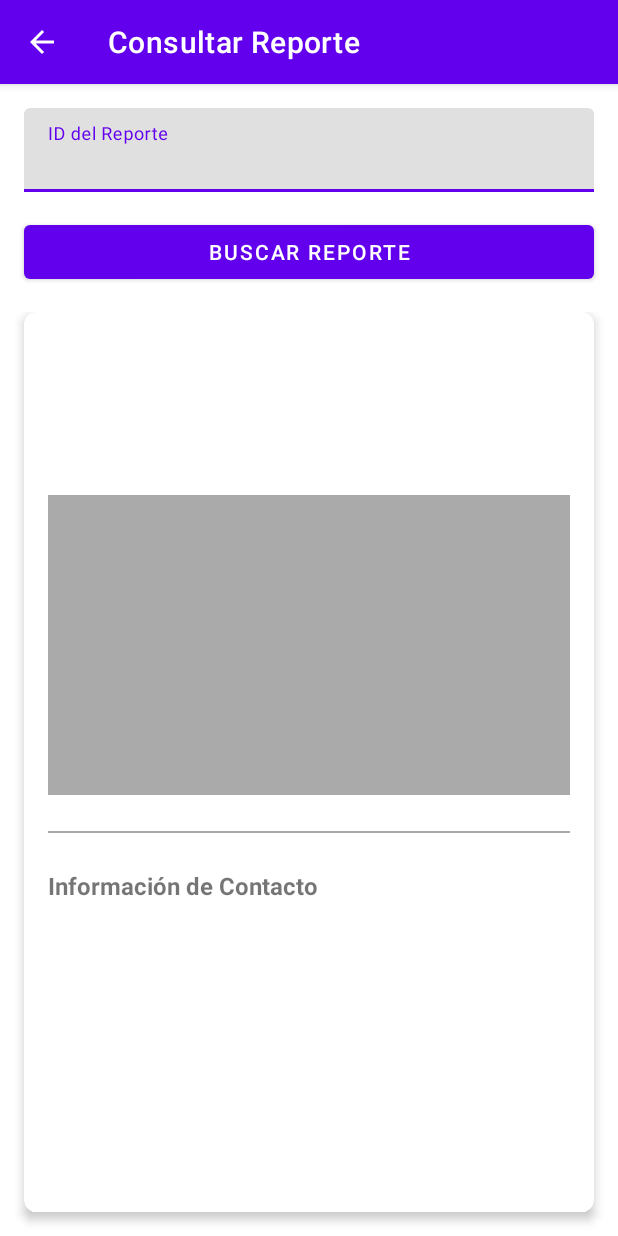
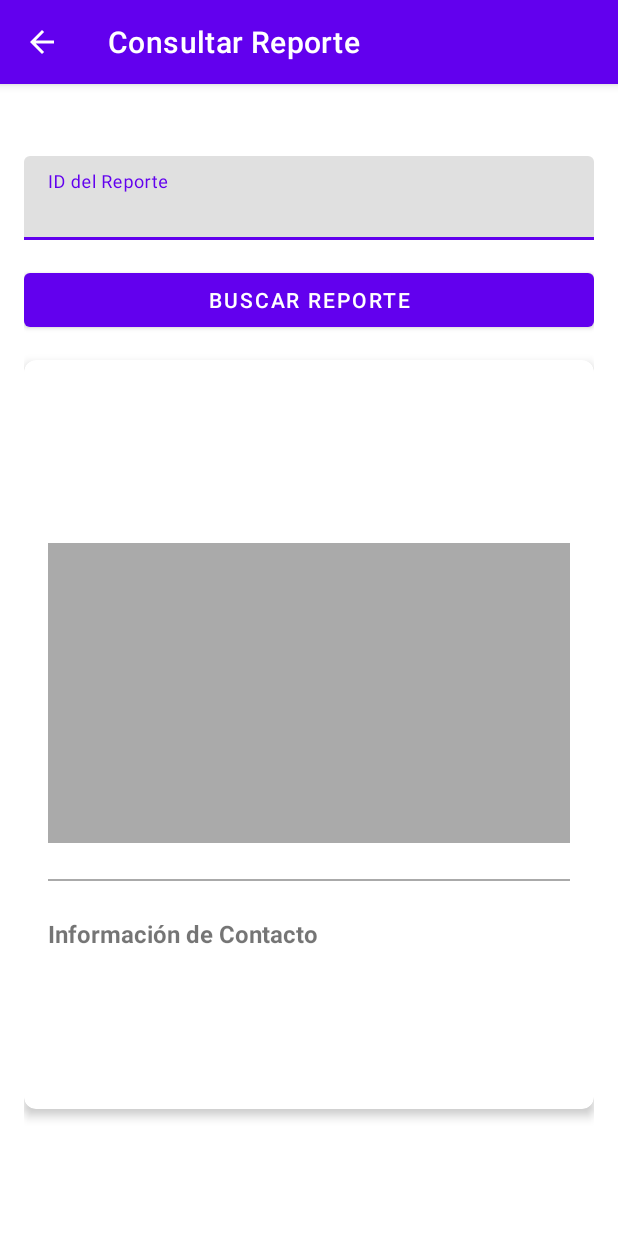
Before and after one commit to MrFr4nkTv/AppReporteCiudadano, an Android app: the ConsultarReporteActivity screen opened directly, with no data from a screen before it, on a phone screen of 412 x 824 dp. Run offline under Robolectric (Android 15) with nearby library versions, the light colour scheme and no system bars.

Commit message:
Corregido el desplazamiento en ConsultarReporteActivity agregando padding y clipToPadding

```diff
--- a/app/src/main/res/layout/activity_consultar_reporte.xml
+++ b/app/src/main/res/layout/activity_consultar_reporte.xml
@@ -1,17 +1,26 @@
 <?xml version="1.0" encoding="utf-8"?>
-<androidx.constraintlayout.widget.ConstraintLayout xmlns:android="http://schemas.android.com/apk/res/android"
+<ScrollView xmlns:android="http://schemas.android.com/apk/res/android"
     xmlns:app="http://schemas.android.com/apk/res-auto"
     android:layout_width="match_parent"
-    android:layout_height="match_parent">
+    android:layout_height="match_parent"
+    android:fillViewport="true"
+    android:paddingTop="16dp"
+    android:paddingBottom="16dp"
+    android:clipToPadding="false"
+    android:scrollbars="vertical">
+
+    <LinearLayout
+        android:layout_width="match_parent"
+        android:layout_height="wrap_content"
+        android:orientation="vertical"
+        android:padding="16dp">
 
         <com.google.android.material.textfield.TextInputLayout
             android:id="@+id/tilIdReporte"
             android:layout_width="match_parent"
             android:layout_height="wrap_content"
             android:layout_marginTop="16dp"
-        android:layout_marginHorizontal="16dp"
-        android:hint="ID del Reporte"
-        app:layout_constraintTop_toTopOf="parent">
+            android:hint="ID del Reporte">
 
             <com.google.android.material.textfield.TextInputEditText
                 android:id="@+id/etIdReporte"
@@ -26,25 +35,13 @@
             android:layout_width="match_parent"
             android:layout_height="wrap_content"
             android:layout_marginTop="16dp"
-        android:layout_marginHorizontal="16dp"
-        android:text="Buscar Reporte"
-        app:layout_constraintTop_toBottomOf="@id/tilIdReporte" />
-
-    <ScrollView
-        android:layout_width="match_parent"
-        android:layout_height="0dp"
-        android:layout_marginTop="16dp"
-        android:fillViewport="true"
-        android:paddingBottom="16dp"
-        android:clipToPadding="false"
-        app:layout_constraintTop_toBottomOf="@id/btnBuscar"
-        app:layout_constraintBottom_toBottomOf="parent">
+            android:text="Buscar Reporte" />
 
         <androidx.cardview.widget.CardView
             android:id="@+id/cardViewReporte"
             android:layout_width="match_parent"
             android:layout_height="wrap_content"
-            android:layout_marginHorizontal="16dp"
+            android:layout_marginTop="16dp"
             app:cardCornerRadius="8dp"
             app:cardElevation="4dp">
 
@@ -122,6 +119,6 @@
 
         </androidx.cardview.widget.CardView>
 
+    </LinearLayout>
+
 </ScrollView>
-
-</androidx.constraintlayout.widget.ConstraintLayout>
```
Lines whose indentation alone changed are shown as unchanged.
